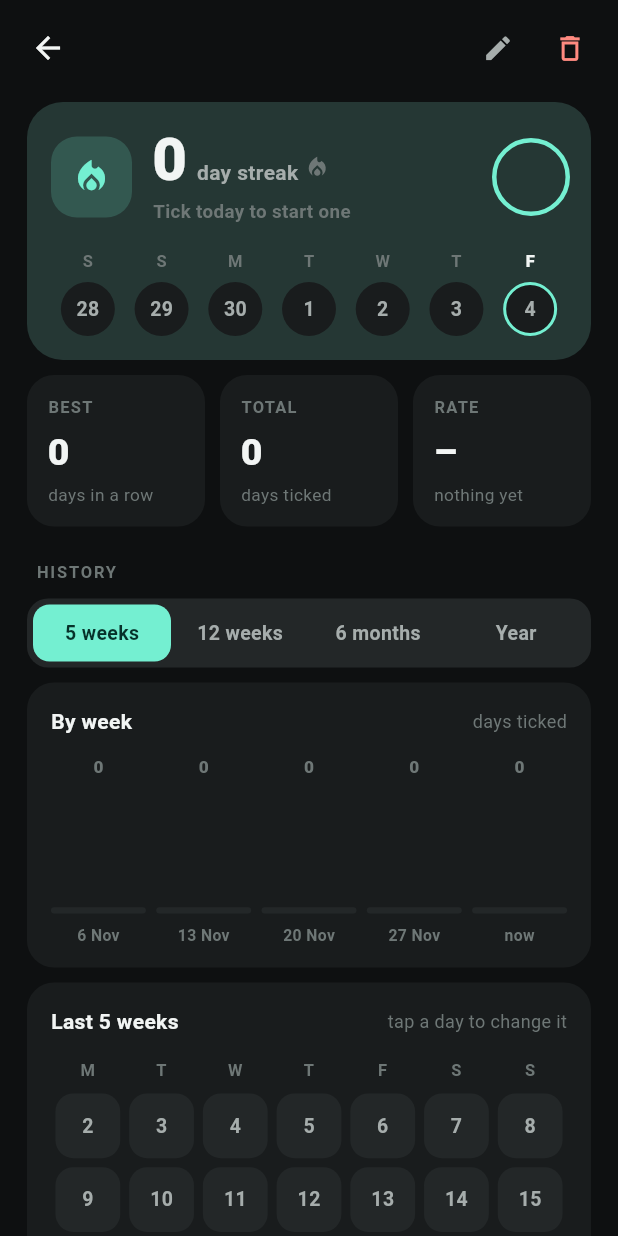
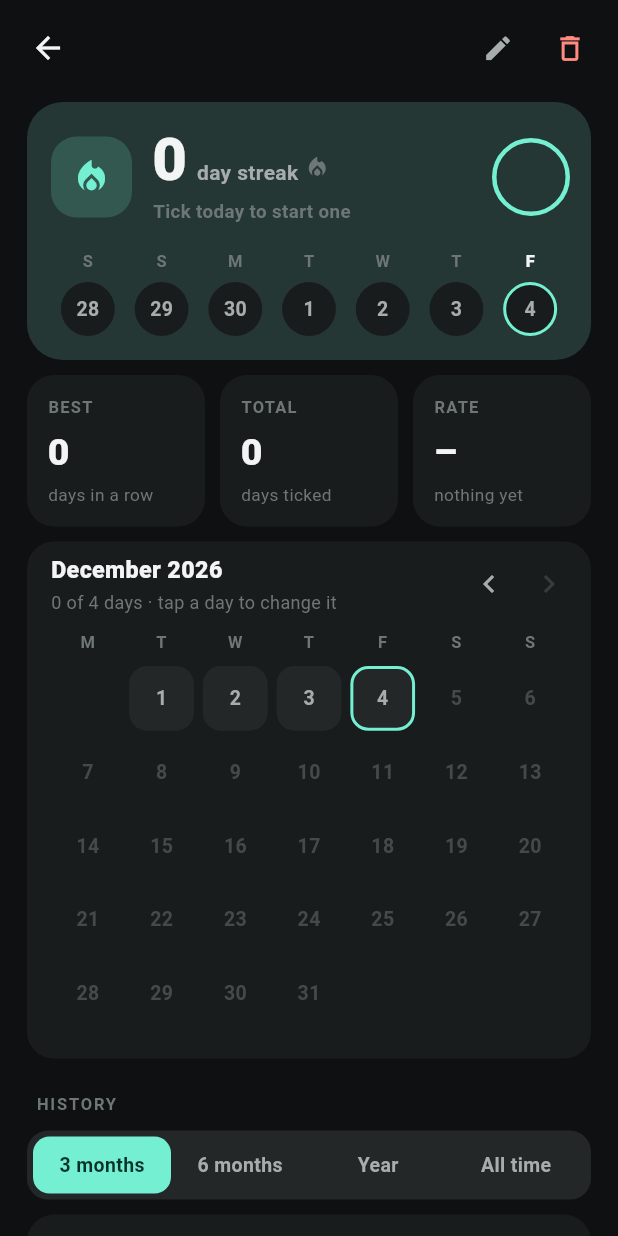
Before and after one commit to lukabraske37/Timebox, a Flutter app: the _HabitPage screen opened directly with empty values, on a phone screen of 412 x 824 dp. Run offline on Flutter 3.47's test engine with Material 3 defaults, Android fonts, the phone set to English and light mode, and no system bars; our stand-ins replace audioplayers, file_picker, flutter_local_notifications, flutter_timezone, local_auth, share_plus and 2 more; accounts and stored records are empty.

Commit message:
Show a habit's calendar a month at a time, and add an all-time range
The calendar on a habit's page was the last five weeks, with no way to
look further back. It is a month now, with arrows to turn back through
earlier ones, and any day in it can be ticked or unticked.

The ranges for the charts become three months, six months, a year and
all time. All time runs from the first day the habit was ticked, so its
rate is the share of days since then.

Co-Authored-By: Claude Fable 5.2 <noreply@anthropic.com>
Claude-Session: https://claude.ai/code/session_01Uut4bWc5VJp1xWdyLDxP9L

```diff
--- a/lib/screens/habits.dart
+++ b/lib/screens/habits.dart
@@ -186,15 +186,23 @@ class HabitDetail extends StatelessWidget {
   }
 }
 
-class _HabitPage extends StatelessWidget {
+class _HabitPage extends StatefulWidget {
   final Habit habit;
   const _HabitPage({required this.habit});
+
+  @override
+  State<_HabitPage> createState() => _HabitPageState();
+}
+
+class _HabitPageState extends State<_HabitPage> {
+  /// How many months back the calendar is turned; zero is this month.
+  int _monthsBack = 0;
 
   @override
   Widget build(BuildContext context) {
     final store = AppScope.of(context);
     final c = AppScope.colorsOf(context);
-    final h = habit;
+    final h = widget.habit;
     final range = kRanges.firstWhere((r) => r.key == store.habitRange, orElse: () => kRanges.first);
     final today = todayKey();
     final isDone = h.doneOn(today);
@@ -205,7 +213,7 @@ class _HabitPage extends StatelessWidget {
     final ticked = h.history.keys.where(h.doneOn);
     final first = ticked.isEmpty ? null : ticked.reduce((a, b) => a.compareTo(b) < 0 ? a : b);
     final age = first == null ? 0 : daysBetween(keyToDate(first), clock()) + 1;
-    final window = age < range.days ? age : range.days;
+    final window = range.allTime || age < range.days ? age : range.days;
     final hits = h.hitsIn(window);
 
     return Scaffold(
@@ -271,21 +279,23 @@ class _HabitPage extends StatelessWidget {
                     ),
                   ),
                 ]),
+                const SizedBox(height: 10),
+                _monthCard(store, c, h),
                 const SizedBox(height: 22),
                 const SectionLabel('History'),
                 Segmented<String>(
                   values: kRanges.map((r) => r.key).toList(),
                   labels: kRanges.map((r) => r.label).toList(),
-                  value: store.habitRange,
+                  value: range.key,
                   onChanged: (v) => store.mutate(() => store.habitRange = v),
                 ),
                 const SizedBox(height: 10),
                 Panel(
                   padding: const EdgeInsets.fromLTRB(16, 16, 16, 14),
                   child: Column(crossAxisAlignment: CrossAxisAlignment.start, children: [
-                    _cardTitle(c, range.monthly ? 'By month' : 'By week', 'days ticked'),
+                    _cardTitle(c, 'By month', 'days ticked'),
                     const SizedBox(height: 12),
-                    SizedBox(height: 128, child: _bars(c, h, range)),
+                    SizedBox(height: 128, child: _bars(c, h, range, age)),
                   ]),
                 ),
                 const SizedBox(height: 10),
@@ -294,11 +304,11 @@ class _HabitPage extends StatelessWidget {
                   child: Column(crossAxisAlignment: CrossAxisAlignment.start, children: [
                     _cardTitle(
                       c,
-                      'Last ${range.label.toLowerCase()}',
-                      range.days <= 40 ? 'tap a day to change it' : 'one column is one week',
+                      range.allTime ? 'Since you started' : 'Last ${range.label.toLowerCase()}',
+                      'one column is one week',
                     ),
                     const SizedBox(height: 14),
-                    range.days <= 40 ? _calendar(store, c, h) : _heatmap(store, c, h, range),
+                    _heatmap(store, c, h, range, age),
                   ]),
                 ),
               ],
@@ -440,34 +450,25 @@ class _HabitPage extends StatelessWidget {
 
   // ---------- bars ----------
 
-  Widget _bars(AppColors c, Habit h, HabitRange range) {
+  Widget _bars(AppColors c, Habit h, HabitRange range, int age) {
     final now = clock();
     final bars = <({String label, int count, double ratio})>[];
 
-    if (range.monthly) {
-      for (var i = range.bars - 1; i >= 0; i--) {
+    // All time shows every month since the first tick, up to a year of them:
+    // more would be bars too thin to read.
+    var count = range.bars;
+    if (range.allTime) {
+      final first = addDays(now, -(age > 0 ? age - 1 : 0));
+      count = ((now.year - first.year) * 12 + now.month - first.month + 1).clamp(1, 12);
+    }
+    for (var i = count - 1; i >= 0; i--) {
       final month = DateTime(now.year, now.month - i, 1);
       final len = DateTime(month.year, month.month + 1, 0).day;
       var n = 0;
       for (var d = 1; d <= len; d++) {
         if (h.doneOn(dateKey(DateTime(month.year, month.month, d)))) n++;
       }
-        bars.add((label: monthShortLabel(month.month, range.bars <= 6), count: n, ratio: n / len));
-      }
-    } else {
-      for (var w = range.bars - 1; w >= 0; w--) {
-        var n = 0;
-        for (var d = 0; d < 7; d++) {
-          if (h.doneOn(dayKey(-(w * 7 + d)))) n++;
-        }
-        // Each bar is seven days ending on the date under it.
-        final ends = addDays(now, -w * 7);
-        bars.add((
-          label: w == 0 ? 'now' : (range.bars > 6 ? '${ends.day}' : '${ends.day} ${monthShort(ends.month)}'),
-          count: n,
-          ratio: n / 7,
-        ));
-      }
+      bars.add((label: monthShortLabel(month.month, count <= 6), count: n, ratio: n / len));
     }
 
     return Row(
@@ -515,18 +516,55 @@ class _HabitPage extends StatelessWidget {
     );
   }
 
-  // ---------- five weeks as a calendar ----------
+  // ---------- one month as a calendar ----------
 
-  /// Whole weeks ending with this one, laid out under their weekdays, every
-  /// day a button. Days still to come are shown but cannot be ticked.
-  Widget _calendar(Store store, AppColors c, Habit h) {
+  /// A month at a time, laid out under its weekdays, every day a button.
+  /// The arrows turn back through earlier months; there is nothing to turn
+  /// forward to past the present one.
+  Widget _monthCard(Store store, AppColors c, Habit h) {
     final now = clock();
     final today = DateTime(now.year, now.month, now.day);
-    final shift = store.sundayFirst ? today.weekday % 7 : today.weekday - 1;
-    final start = addDays(today, -shift - 28);
+    final first = DateTime(now.year, now.month - _monthsBack, 1);
+    final length = DateTime(first.year, first.month + 1, 0).day;
+    final lead = store.sundayFirst ? first.weekday % 7 : first.weekday - 1;
     final order = store.sundayFirst ? [6, 0, 1, 2, 3, 4, 5] : [0, 1, 2, 3, 4, 5, 6];
+    // Days that have come, so a month in progress is not marked down for the
+    // days it has not reached.
+    final reached = _monthsBack == 0 ? today.day : length;
+    var ticked = 0;
+    for (var d = 1; d <= length; d++) {
+      if (h.doneOn(dateKey(DateTime(first.year, first.month, d)))) ticked++;
+    }
 
-    return Column(children: [
+    Widget arrow(IconData icon, String label, VoidCallback? onTap) => IconButton(
+          key: ValueKey('month-$label'),
+          tooltip: '$label month',
+          onPressed: onTap,
+          visualDensity: VisualDensity.compact,
+          icon: Icon(icon, size: 24, color: onTap == null ? c.txt3.withOpacity(0.35) : c.txt2),
+        );
+
+    return Panel(
+      padding: const EdgeInsets.fromLTRB(16, 8, 8, 16),
+      child: Column(crossAxisAlignment: CrossAxisAlignment.start, children: [
+        Row(children: [
+          Expanded(
+            child: Column(crossAxisAlignment: CrossAxisAlignment.start, children: [
+              Text('${monthName(first.month)} ${first.year}',
+                  key: const ValueKey('month-title'),
+                  style: TextStyle(fontSize: 15.5, fontWeight: FontWeight.w800, color: c.txt)),
+              const SizedBox(height: 2),
+              Text('$ticked of $reached days · tap a day to change it',
+                  style: TextStyle(fontSize: 12, color: c.txt3)),
+            ]),
+          ),
+          arrow(Icons.chevron_left, 'Previous', () => setState(() => _monthsBack++)),
+          arrow(Icons.chevron_right, 'Next', _monthsBack == 0 ? null : () => setState(() => _monthsBack--)),
+        ]),
+        const SizedBox(height: 10),
+        Padding(
+          padding: const EdgeInsets.only(right: 8),
+          child: Column(children: [
             Row(children: [
               for (final i in order)
                 Expanded(
@@ -536,15 +574,24 @@ class _HabitPage extends StatelessWidget {
                 ),
             ]),
             const SizedBox(height: 8),
-      for (var week = 0; week < 5; week++)
+            for (var week = 0; week * 7 < lead + length; week++)
               Padding(
-          padding: EdgeInsets.only(bottom: week == 4 ? 0 : 6),
+                padding: const EdgeInsets.only(bottom: 6),
                 child: Row(children: [
                   for (var d = 0; d < 7; d++)
-              Expanded(child: _calendarDay(store, c, h, addDays(start, week * 7 + d), today)),
+                    Expanded(
+                      child: () {
+                        final day = week * 7 + d - lead + 1;
+                        if (day < 1 || day > length) return const SizedBox.shrink();
+                        return _calendarDay(store, c, h, DateTime(first.year, first.month, day), today);
+                      }(),
+                    ),
                 ]),
               ),
-    ]);
+          ]),
+        ),
+      ]),
+    );
   }
 
   Widget _calendarDay(Store store, AppColors c, Habit h, DateTime day, DateTime today) {
@@ -574,11 +621,9 @@ class _HabitPage extends StatelessWidget {
               border: isToday && !hit ? Border.all(color: c.acc, width: 2) : null,
             ),
             child: Text(
-              // The first of a month says which month, so a run of numbers
-              // that starts again at 1 is not a puzzle.
-              day.day == 1 ? monthShort(day.month) : '${day.day}',
+              '${day.day}',
               style: TextStyle(
-                fontSize: day.day == 1 ? 11 : 13,
+                fontSize: 13,
                 fontWeight: FontWeight.w700,
                 color: hit ? c.accTxt : (future ? c.txt3.withOpacity(0.5) : c.txt2),
               ),
@@ -592,15 +637,17 @@ class _HabitPage extends StatelessWidget {
   // ---------- months as a heat map ----------
 
   /// Too many days to make buttons of: a picture of the run, read left to
-  /// right, a column a week. A year is cut into two halves so its squares
-  /// stay large enough to tell apart.
-  Widget _heatmap(Store store, AppColors c, Habit h, HabitRange range) {
+  /// right, a column a week. Anything over half a year is cut into rows of
+  /// half a year so its squares stay large enough to tell apart.
+  Widget _heatmap(Store store, AppColors c, Habit h, HabitRange range, int age) {
     final now = clock();
     final today = DateTime(now.year, now.month, now.day);
     final shift = store.sundayFirst ? today.weekday % 7 : today.weekday - 1;
     final thisWeek = addDays(today, -shift);
-    final weeks = (range.days / 7).ceil();
-    const perRow = 26;
+    // All time runs from the first tick, but never fewer than three months
+    // of squares nor more than two years of them.
+    final weeks = range.allTime ? (age / 7).ceil().clamp(13, 104) : (range.days / 7).ceil();
+    final perRow = weeks < 26 ? weeks : 26;
     final rows = (weeks / perRow).ceil();
 
     return Column(children: [
--- a/lib/store.dart
+++ b/lib/store.dart
@@ -47,23 +47,26 @@ const Map<String, double> kZoom = {'compact': 0.45, 'normal': 0.85, 'roomy': 1.5
 const Map<String, double> kMinNode = {'compact': 52, 'normal': 62, 'roomy': 78};
 const double kRowGap = 10;
 
+/// A stretch of a habit's past to sum up. [days] of zero is all of it, from
+/// the first day it was ever ticked.
 class HabitRange {
   final String key;
   final String label;
   final int days;
-  final bool monthly;
+
+  /// How many months the bar chart shows; zero for as many as there are.
   final int bars;
-  final double cell;
-  final double gap;
 
-  const HabitRange(this.key, this.label, this.days, this.monthly, this.bars, this.cell, this.gap);
+  const HabitRange(this.key, this.label, this.days, this.bars);
+
+  bool get allTime => days == 0;
 }
 
 const List<HabitRange> kRanges = [
-  HabitRange('5w', '5 weeks', 35, false, 5, 42, 6),
-  HabitRange('12w', '12 weeks', 84, false, 12, 24, 4),
-  HabitRange('6m', '6 months', 182, true, 6, 11, 3),
-  HabitRange('1y', 'Year', 364, true, 12, 6, 2),
+  HabitRange('3m', '3 months', 91, 3),
+  HabitRange('6m', '6 months', 182, 6),
+  HabitRange('1y', 'Year', 364, 12),
+  HabitRange('all', 'All time', 0, 0),
 ];
 
 class Store extends ChangeNotifier {
@@ -101,7 +104,7 @@ class Store extends ChangeNotifier {
   bool alertNewBlocks = true;
   bool dailySummary = false;
   int summaryTime = 1260;
-  String habitRange = '5w';
+  String habitRange = '3m';
 
   /// What alarms ring with: [kSystemSound], [kCustomSound] or the key of one
   /// of [kAlarmSounds].
@@ -322,7 +325,7 @@ class Store extends ChangeNotifier {
     dailySummary = _flag(j['dailySummary'], false);
     final summary = j['summaryTime'];
     summaryTime = summary is num ? summary.toInt().clamp(0, 1439) : 1260;
-    habitRange = kRanges.any((r) => r.key == j['habitRange']) ? j['habitRange'] as String : '5w';
+    habitRange = kRanges.any((r) => r.key == j['habitRange']) ? j['habitRange'] as String : '3m';
     lastBackupAt = j['lastBackupAt'] is String ? j['lastBackupAt'] as String : null;
     alarmSound = _text(j['alarmSound'], kSystemSound);
     customSoundFile = j['customSoundFile'] is String ? j['customSoundFile'] as String : null;
```
Also changed, not shown: 2 other files. Lines whose indentation alone changed are shown as unchanged.
